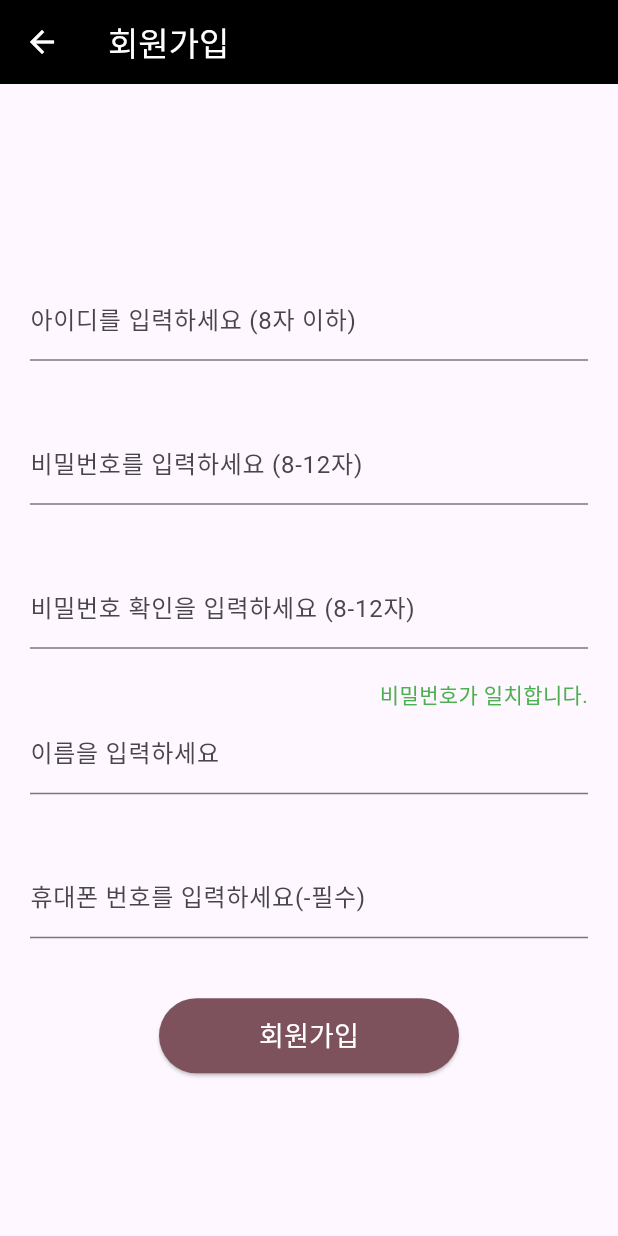
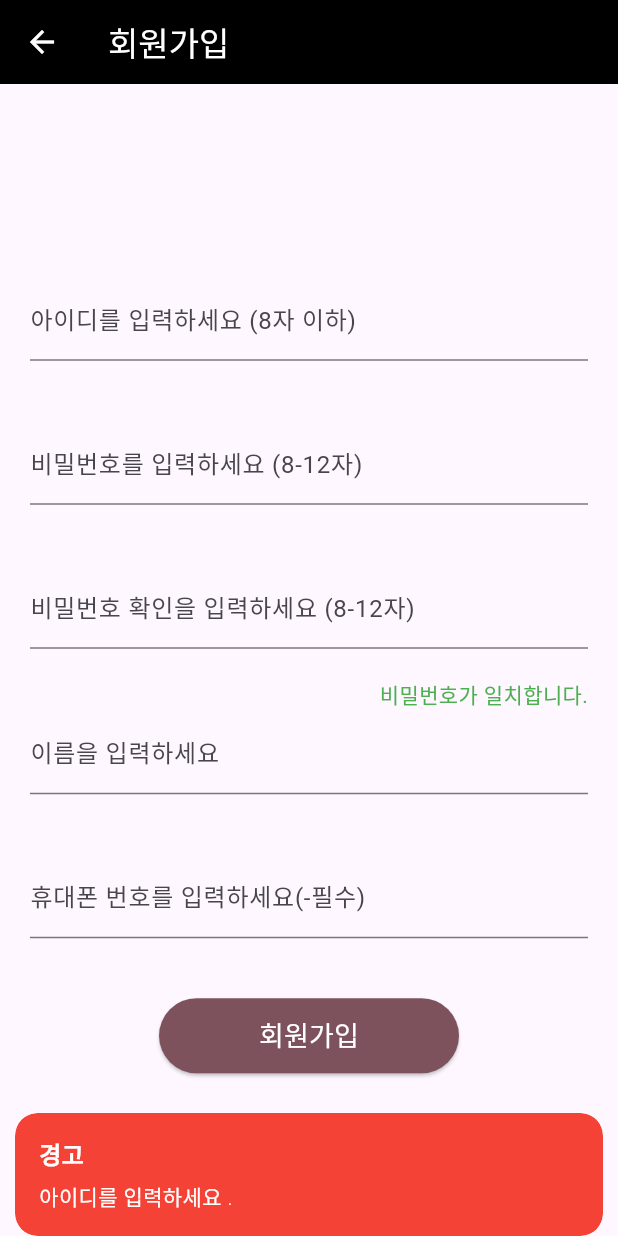
Before and after one commit to shin-na-ra/CRUD_board, a Flutter app: the RegisterPage screen opened directly, after a tap on "회원가입", on a phone screen of 412 x 824 dp. Run offline on Flutter 3.47's test engine with Material 3 defaults, Android fonts, the phone set to English and light mode, and no system bars; our stand-ins replace cloud_firestore, firebase_core, get; accounts and stored records are empty.

Commit message:
회원가입 함수 추가

```diff
--- a/lib/vm/vm_getx.dart
+++ b/lib/vm/vm_getx.dart
@@ -60,7 +60,7 @@ class VMgetX extends GetxController {
               await findUserPW(cont1, cont2, cont3);
 
             } else if (value == 6) {
-
+              await registerUserInfo(cont1, cont2, cont3, cont4);
             }
 
 
@@ -161,6 +161,7 @@ class VMgetX extends GetxController {
           .collection('user')
           .where('id', isEqualTo: id)
           .where('password', isEqualTo: pw)
+          .where('status', isEqualTo: 0)
           .get();
 
 
@@ -183,6 +184,8 @@ class VMgetX extends GetxController {
       // 입력한 id와 pw의 정보가 있을 때, 게시판 페이지로 전환
       buttonSnack("알림", "로그인되었습니다.", 1);
       Get.to(const Home());
+      idController.clear();
+      pwController.clear();
 
     } catch(e) {
       buttonSnack("에러", "로그인 중 문제가 발생했습니다: $e", 2);
@@ -222,6 +225,7 @@ class VMgetX extends GetxController {
           .collection('user')
           .where('name', isEqualTo: name)
           .where('telno', isEqualTo: telno)
+          .where('status', isEqualTo: 0)
           .get();
 
 
@@ -293,6 +297,7 @@ class VMgetX extends GetxController {
           .where('name', isEqualTo: name)
           .where('telno', isEqualTo: telno)
           .where('id', isEqualTo: id)
+          .where('status', isEqualTo: 0)
           .get();
 
 
@@ -323,4 +328,67 @@ class VMgetX extends GetxController {
       buttonSnack("에러", "비밀번호 찾기 중 문제가 발생했습니다: $e", 2);
     }
   }
+
+
+  //회원가입 함수
+  registerUserInfo(TextEditingController? idController, TextEditingController? pwController, TextEditingController? nameController, TextEditingController? telnoController) async {
+
+    String name = nameController!.text.trim();
+    String telno = telnoController!.text.trim();
+    String id = idController!.text.trim();
+    String pw = pwController!.text.trim();
+
+    if(id.isEmpty) {
+      buttonSnack("경고", "아이디를 입력하세요 .", 2);
+      return;
+    }
+
+    if(pw.isEmpty) {
+      buttonSnack("경고", "비밀번호를 입력하세요 .", 2);
+      return;
+    }
+
+    if(!validatePW(pw)) {
+      buttonSnack("알림", "비밀번호는 소문자, 숫자, 특수기호 8-12자입니다.", 2);
+      return;
+    }
+
+    if(name.isEmpty) {
+      buttonSnack("경고", "이름을 입력하세요 .", 2);
+      return;
+    }
+
+    if(telno.isEmpty) {
+      buttonSnack("경고", "휴대폰 번호를 입력하세요 .", 2);
+      return;
+    }
+
+    if(!validateId(id)) {
+      buttonSnack("경고", "아이디는 소문자, 숫자 6-8자 이상입니다.", 2);
+      return;
+    }
+
+    if(!validateName(name)) {
+      buttonSnack("경고", "한글로 이름을 입력하세요.", 2);
+      return;
+    }
+
+    if(!validatePhone(telno)) {
+      buttonSnack("경고", "010-0000-0000 형식으로 입력해주세요.", 2);
+      return;
+    }
+
+    FirebaseFirestore.instance.collection('user').add(
+      {
+        'id' : id,
+        'name' : name,
+        'password' : pw,
+        'status' : 0,
+        'telno' : telno
+      }
+    );
+    Get.back();
+    buttonSnack("알림", "${name}님 회원가입되었습니다.", 1);
+
+  }
 }
```
